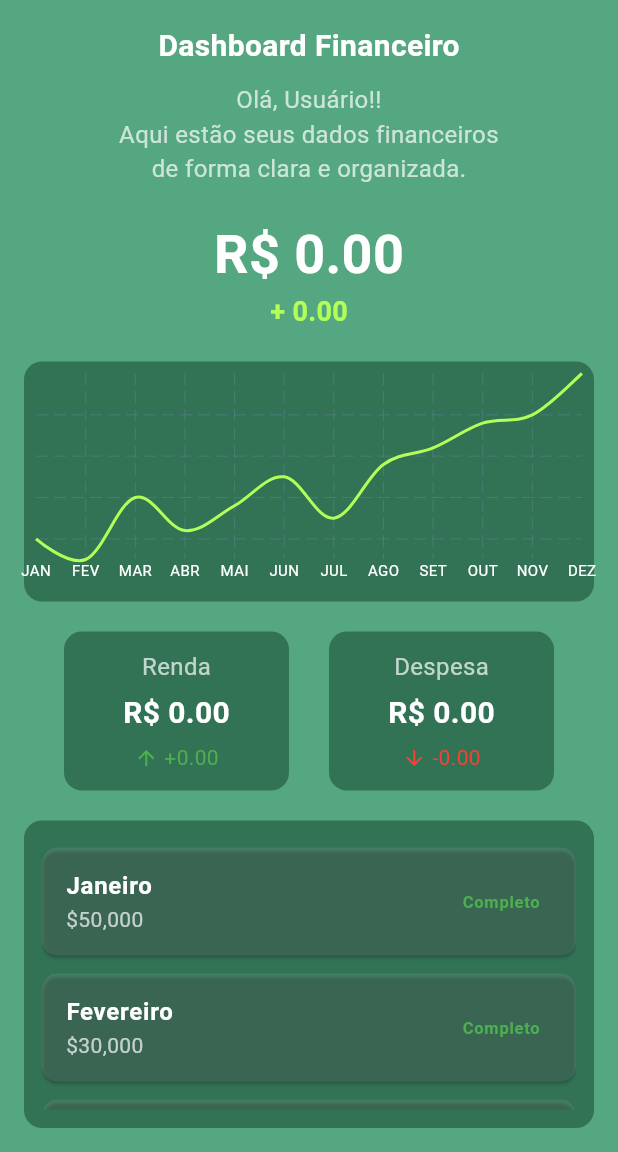
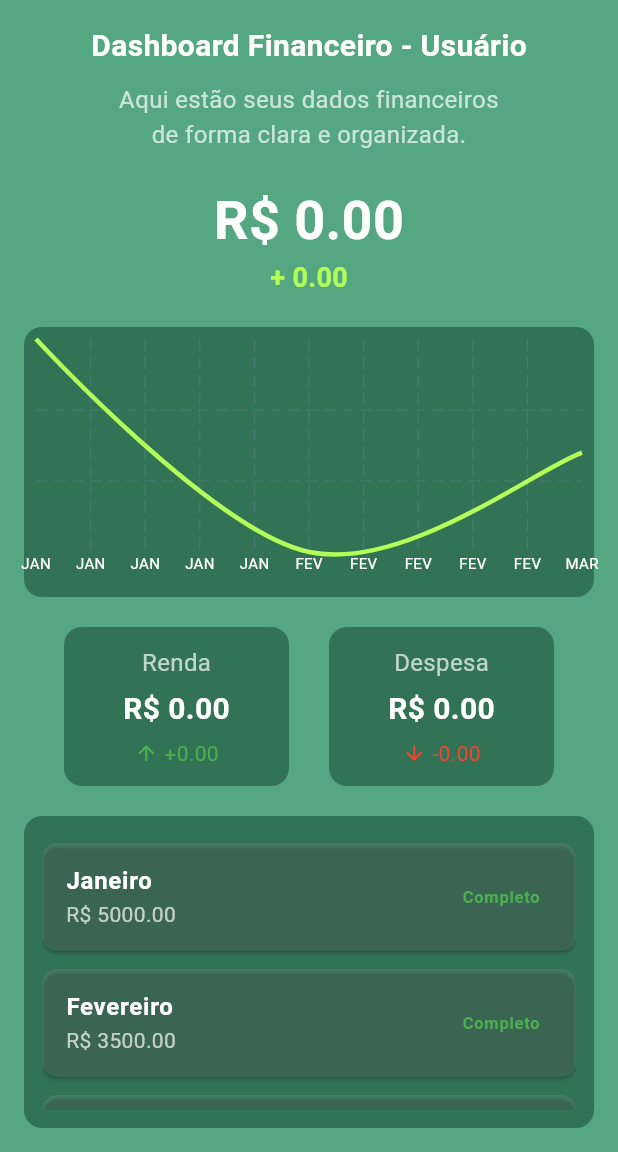
Before and after one commit to lopesmrafael/Poupex_flutter, a Flutter app: the DashboardFinanPage screen opened directly, on a phone screen of 412 x 824 dp, the part 84-1236 px from its top. Run offline on Flutter 3.47's test engine with Material 3 defaults, Android fonts, the phone set to English and light mode, and no system bars; drawn by our look-alikes of fl_chart; our stand-ins replace cloud_firestore, firebase_auth, firebase_core, flutter_multi_formatter, shared_preferences; accounts and stored records are empty.

Commit message:
Versão Final
Co-Authored-By: igllmm <179416226+igllmm@users.noreply.github.com>

```diff
--- a/lib/Pages/DashboardFinanPage.dart
+++ b/lib/Pages/DashboardFinanPage.dart
@@ -4,6 +4,7 @@ import '../repository/movimentacao_repository.dart';
 import '../repository/auth_repository.dart';
 import 'ConfiguracoesPage.dart';
 import 'PerfilPage.dart';
+import 'package:intl/intl.dart';
 
 class DashboardFinanPage extends StatefulWidget {
   const DashboardFinanPage({super.key});
@@ -15,21 +16,24 @@ class DashboardFinanPage extends StatefulWidget {
 class _DashboardFinanPageState extends State<DashboardFinanPage> {
   final MovimentacaoRepository _movimentacaoRepository = MovimentacaoRepository();
   final AuthRepository _authRepository = AuthRepository();
+
   Map<String, double> _resumoFinanceiro = {
     'receitas': 0.0,
     'despesas': 0.0,
     'saldo': 0.0,
   };
   String _nomeUsuario = 'Usuário';
+  Map<int, double> _saldosMensais = {};
 
   @override
   void initState() {
     super.initState();
     _carregarResumoFinanceiro();
     _carregarNomeUsuario();
+    _carregarSaldosMensais();
   }
 
-  void _carregarResumoFinanceiro() async {
+  Future<void> _carregarResumoFinanceiro() async {
     try {
       Map<String, double> resumo = await _movimentacaoRepository.getResumoFinanceiro();
       setState(() {
@@ -51,8 +55,27 @@ class _DashboardFinanPageState extends State<DashboardFinanPage> {
     }
   }
 
+  Future<void> _carregarSaldosMensais() async {
+    try {
+      final resultado = await _movimentacaoRepository.getSaldoMensal(); // deve retornar Map<int, double>
+      if (resultado is Map<int, double>) {
+        setState(() {
+          _saldosMensais = resultado;
+        });
+      }
+    } catch (e) {
+      print("Erro ao carregar saldos mensais: $e");
+    }
+  }
+
   @override
   Widget build(BuildContext context) {
+    final mesAtual = DateTime.now().month;
+    final meses = [
+      "Janeiro", "Fevereiro", "Março", "Abril", "Maio", "Junho",
+      "Julho", "Agosto", "Setembro", "Outubro", "Novembro", "Dezembro"
+    ];
+
     return Scaffold(
       backgroundColor: const Color(0xFF54A781),
       appBar: AppBar(
@@ -92,19 +115,19 @@ class _DashboardFinanPageState extends State<DashboardFinanPage> {
         child: Column(
           crossAxisAlignment: CrossAxisAlignment.center,
           children: [
-            const Text(
-              "Dashboard Financeiro",
-              style: TextStyle(
+            Text(
+              "Dashboard Financeiro - $_nomeUsuario",
+              style: const TextStyle(
                 fontSize: 20,
                 color: Colors.white,
                 fontWeight: FontWeight.bold,
               ),
             ),
             const SizedBox(height: 10),
-            Text(
-              "Olá, $_nomeUsuario!!\nAqui estão seus dados financeiros\nde forma clara e organizada.",
+            const Text(
+              "Aqui estão seus dados financeiros\nde forma clara e organizada.",
               textAlign: TextAlign.center,
-              style: const TextStyle(color: Colors.white70, fontSize: 16),
+              style: TextStyle(color: Colors.white70, fontSize: 16),
             ),
             const SizedBox(height: 20),
             Text(
@@ -116,18 +139,22 @@ class _DashboardFinanPageState extends State<DashboardFinanPage> {
               ),
             ),
             Text(
-              _resumoFinanceiro['saldo']! >= 0 ? "+ ${_resumoFinanceiro['saldo']!.toStringAsFixed(2)}" : "${_resumoFinanceiro['saldo']!.toStringAsFixed(2)}",
+              _resumoFinanceiro['saldo']! >= 0
+                  ? "+ ${_resumoFinanceiro['saldo']!.toStringAsFixed(2)}"
+                  : _resumoFinanceiro['saldo']!.toStringAsFixed(2),
               style: TextStyle(
                 fontSize: 18,
-                color: _resumoFinanceiro['saldo']! >= 0 ? Colors.lightGreenAccent : Colors.redAccent,
+                color: _resumoFinanceiro['saldo']! >= 0
+                    ? Colors.lightGreenAccent
+                    : Colors.redAccent,
                 fontWeight: FontWeight.bold,
               ),
             ),
             const SizedBox(height: 20),
 
-            // Gráfico
+            // === Gráfico Dinâmico ===
             Container(
-              height: 160,
+              height: 180,
               padding: const EdgeInsets.all(8),
               decoration: BoxDecoration(
                 color: const Color(0xFF327355),
@@ -135,42 +162,28 @@ class _DashboardFinanPageState extends State<DashboardFinanPage> {
               ),
               child: LineChart(
                 LineChartData(
-                  backgroundColor: const Color(0xFF327355),
                   gridData: FlGridData(show: true),
                   titlesData: FlTitlesData(
                     leftTitles: AxisTitles(
-                      sideTitles: SideTitles(showTitles: false),
-                    ),
+                        sideTitles: SideTitles(showTitles: false)),
                     rightTitles: AxisTitles(
-                      sideTitles: SideTitles(showTitles: false),
-                    ),
+                        sideTitles: SideTitles(showTitles: false)),
                     topTitles: AxisTitles(
-                      sideTitles: SideTitles(showTitles: false),
-                    ),
+                        sideTitles: SideTitles(showTitles: false)),
                     bottomTitles: AxisTitles(
                       sideTitles: SideTitles(
                         showTitles: true,
-                        reservedSize: 20,
+                        reservedSize: 22,
                         getTitlesWidget: (value, meta) {
-                          final meses = [
-                            "JAN",
-                            "FEV",
-                            "MAR",
-                            "ABR",
-                            "MAI",
-                            "JUN",
-                            "JUL",
-                            "AGO",
-                            "SET",
-                            "OUT",
-                            "NOV",
-                            "DEZ"
-                          ];
-                          return Text(
-                            meses[value.toInt() % 12],
-                            style: const TextStyle(
-                                color: Colors.white, fontSize: 10),
-                          );
+                          int index = value.toInt();
+                          if (index >= 0 && index < meses.length) {
+                            return Text(
+                              meses[index].substring(0, 3).toUpperCase(),
+                              style: const TextStyle(
+                                  color: Colors.white, fontSize: 10),
+                            );
+                          }
+                          return const SizedBox.shrink();
                         },
                       ),
                     ),
@@ -178,42 +191,45 @@ class _DashboardFinanPageState extends State<DashboardFinanPage> {
                   borderData: FlBorderData(show: false),
                   lineBarsData: [
                     LineChartBarData(
-                      spots: const [
-                        FlSpot(0, 2),
-                        FlSpot(1, 1.5),
-                        FlSpot(2, 3),
-                        FlSpot(3, 2.2),
-                        FlSpot(4, 2.8),
-                        FlSpot(5, 3.5),
-                        FlSpot(6, 2.5),
-                        FlSpot(7, 3.8),
-                        FlSpot(8, 4.2),
-                        FlSpot(9, 4.8),
-                        FlSpot(10, 5),
-                        FlSpot(11, 6),
-                      ],
+                      spots: _saldosMensais.entries
+                          .map((e) => FlSpot(
+                              e.key.toDouble() - 1, e.value.toDouble()))
+                          .toList(),
                       isCurved: true,
                       color: Colors.lightGreenAccent,
+                      barWidth: 3,
                       dotData: FlDotData(show: false),
-                      belowBarData: BarAreaData(show: false),
                     ),
                   ],
                 ),
               ),
             ),
+
             const SizedBox(height: 20),
 
-            // Cards Renda / Despesa
+            // === Cards de Renda e Despesa ===
             Row(
               mainAxisAlignment: MainAxisAlignment.spaceEvenly,
               children: [
-                cardInfo("Renda", "R\$ ${_resumoFinanceiro['receitas']!.toStringAsFixed(2)}", "+${_resumoFinanceiro['receitas']!.toStringAsFixed(2)}", Colors.green, true),
-                cardInfo("Despesa", "R\$ ${_resumoFinanceiro['despesas']!.toStringAsFixed(2)}", "-${_resumoFinanceiro['despesas']!.toStringAsFixed(2)}", Colors.red, false),
+                cardInfo(
+                  "Renda",
+                  "R\$ ${_resumoFinanceiro['receitas']!.toStringAsFixed(2)}",
+                  "+${_resumoFinanceiro['receitas']!.toStringAsFixed(2)}",
+                  Colors.green,
+                  true,
+                ),
+                cardInfo(
+                  "Despesa",
+                  "R\$ ${_resumoFinanceiro['despesas']!.toStringAsFixed(2)}",
+                  "-${_resumoFinanceiro['despesas']!.toStringAsFixed(2)}",
+                  Colors.red,
+                  false,
+                ),
               ],
             ),
             const SizedBox(height: 20),
 
-            // Lista de Projetos
+            // === Lista Mensal Dinâmica ===
             Expanded(
               child: Container(
                 padding: const EdgeInsets.all(12),
@@ -221,14 +237,25 @@ class _DashboardFinanPageState extends State<DashboardFinanPage> {
                   color: const Color(0xFF327355),
                   borderRadius: BorderRadius.circular(12),
                 ),
-                child: ListView(
-                  children: const [
-                    projetoItem("Janeiro", "50,000", "Completo", Colors.green),
-                    projetoItem("Fevereiro", "30,000", "Completo", Colors.green),
-                    projetoItem("Março", "5,000", "Completo", Colors.green),
-                    projetoItem(
-                        "Abril", "70,000", "Em andamento", Colors.orange),
-                  ],
+                child: ListView.builder(
+                  itemCount: mesAtual,
+                  itemBuilder: (context, index) {
+                    final mes = meses[index];
+                    final valor =
+                        _saldosMensais[index + 1]?.toStringAsFixed(2) ?? "0.00";
+                    final status = (index + 1) < mesAtual
+                        ? "Completo"
+                        : (index + 1) == mesAtual
+                            ? "Em andamento"
+                            : "Pendente";
+                    final cor = status == "Em andamento"
+                        ? Colors.orange
+                        : status == "Pendente"
+                            ? Colors.grey
+                            : Colors.green;
+
+                    return projetoItem(mes, valor, status, cor);
+                  },
                 ),
               ),
             ),
@@ -305,7 +332,7 @@ class projetoItem extends StatelessWidget {
               const TextStyle(color: Colors.white, fontWeight: FontWeight.bold),
         ),
         subtitle: Text(
-          "\$$valor",
+          "R\$ $valor",
           style: const TextStyle(color: Colors.white70),
         ),
         trailing: Text(
```
Also changed, not shown: lib/Widget/terms_dialog.dart (+17 -17 lines).
